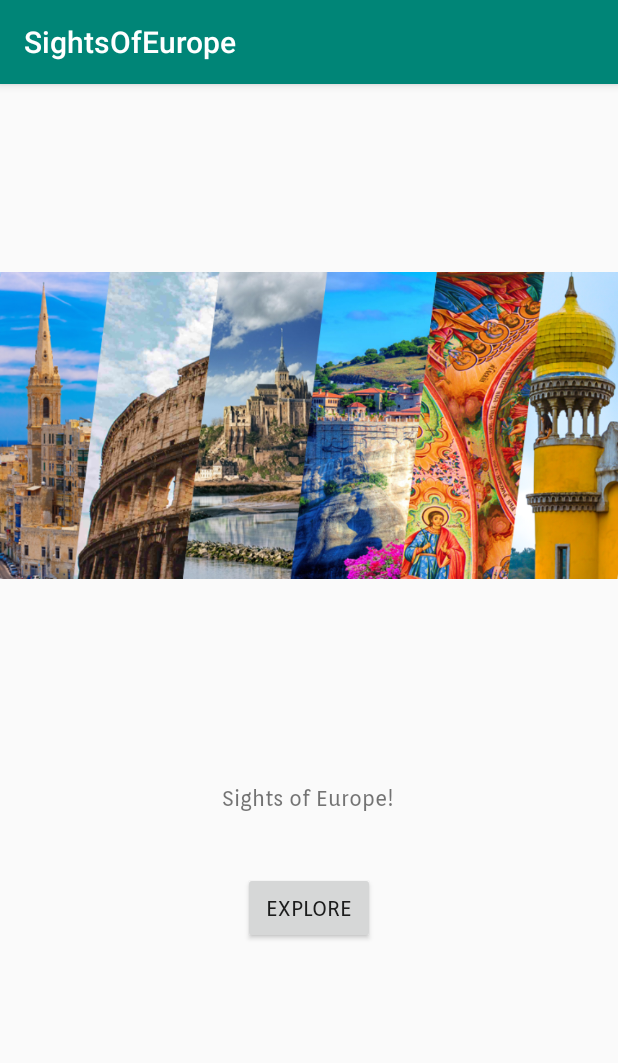
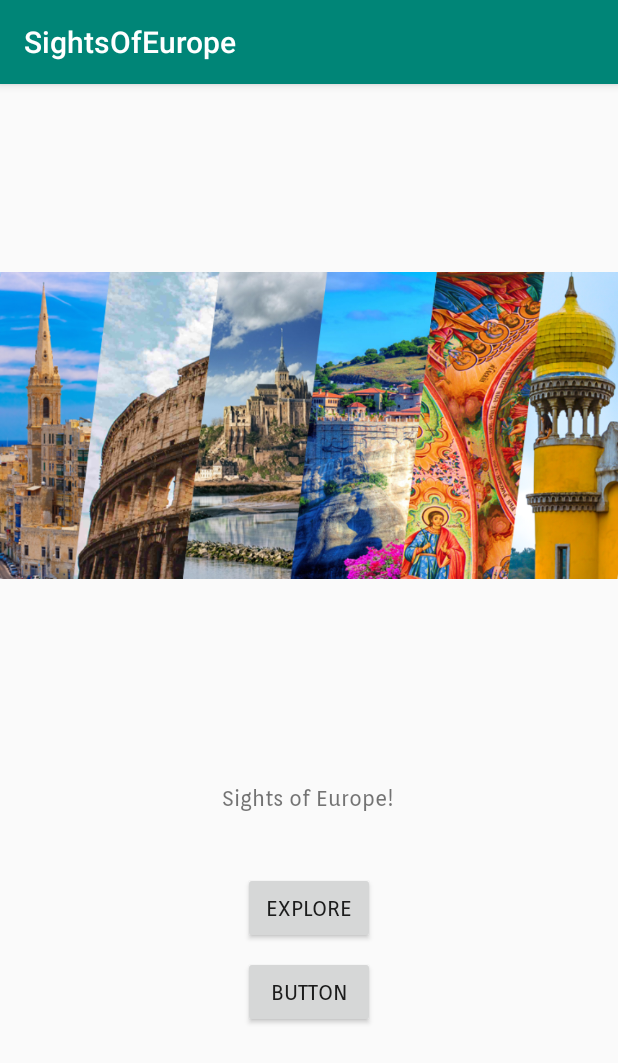
Before and after one commit to ALupic/Sights-App, an Android app: the screen it shows after launch (MainActivity), on a phone screen of 412 x 824 dp. Shown: the top 1063 px of the screen. Run offline under Robolectric (Android 15) with nearby library versions, the phone set to English and light mode, and no system bars.

Commit message:
Login & Register

```diff
--- a/app/src/main/AndroidManifest.xml
+++ b/app/src/main/AndroidManifest.xml
@@ -9,7 +9,9 @@
         android:roundIcon="@mipmap/ic_launcher_round"
         android:supportsRtl="true"
         android:theme="@style/AppTheme">
-        <activity android:name=".CountryListActivity"></activity>
+        <activity android:name=".RegisterActivity"></activity>
+        <activity android:name=".LoginActivity" />
+        <activity android:name=".CountryListActivity" />
         <activity android:name=".MainActivity">
             <intent-filter>
                 <action android:name="android.intent.action.MAIN" />
--- a/app/src/main/java/com/example/sightsofeurope/MainActivity.java
+++ b/app/src/main/java/com/example/sightsofeurope/MainActivity.java
@@ -26,7 +26,11 @@ public class MainActivity extends AppCompatActivity {
         Typeface tfStartButton = Typeface.createFromAsset(getAssets(), "fonts/Orienta-Regular.ttf");
         startButton.setTypeface(tfStartButton);
 
-        // Listener for the button
+        Button loginButton = findViewById(R.id.loginButton);
+        Typeface tfLoginButton = Typeface.createFromAsset(getAssets(), "fonts/Orienta-Regular.ttf");
+        loginButton.setTypeface(tfLoginButton);
+
+        // Listener for the Explore button
         startButton.setOnClickListener(new View.OnClickListener(){
 
             @Override
@@ -35,5 +39,15 @@ public class MainActivity extends AppCompatActivity {
                 startActivity(startIntent);
             }
         });
+
+        // Listener for the Login button
+        loginButton.setOnClickListener(new View.OnClickListener(){
+
+            @Override
+            public void onClick(View v){
+                Intent loginIntent = new Intent(getApplicationContext(), LoginActivity.class);
+                startActivity(loginIntent);
+            }
+        });
     }
 }
--- a/app/src/main/res/layout/activity_main.xml
+++ b/app/src/main/res/layout/activity_main.xml
@@ -51,4 +51,18 @@
         app:layout_constraintTop_toTopOf="parent"
         app:srcCompat="@drawable/imgtitle" />
 
+    <Button
+        android:id="@+id/loginButton"
+        android:layout_width="wrap_content"
+        android:layout_height="wrap_content"
+        android:layout_marginStart="8dp"
+        android:layout_marginLeft="8dp"
+        android:layout_marginTop="8dp"
+        android:layout_marginEnd="8dp"
+        android:layout_marginRight="8dp"
+        android:text="Button"
+        app:layout_constraintEnd_toEndOf="parent"
+        app:layout_constraintStart_toStartOf="parent"
+        app:layout_constraintTop_toBottomOf="@+id/startButton" />
+
 </android.support.constraint.ConstraintLayout>
```
